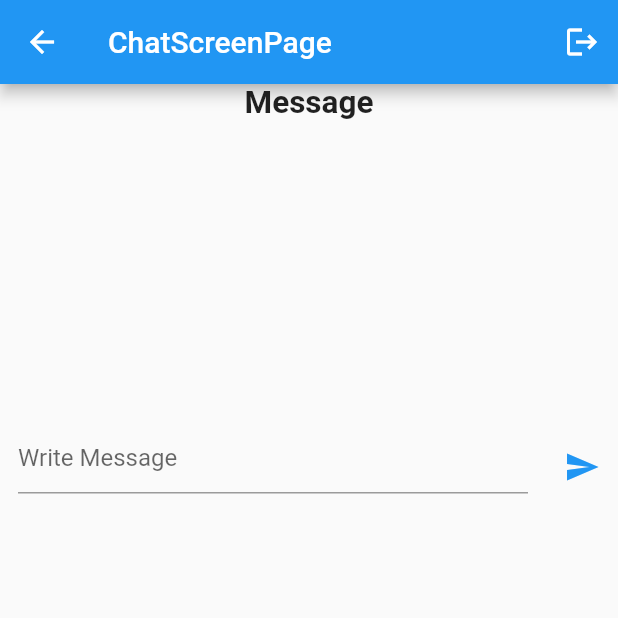
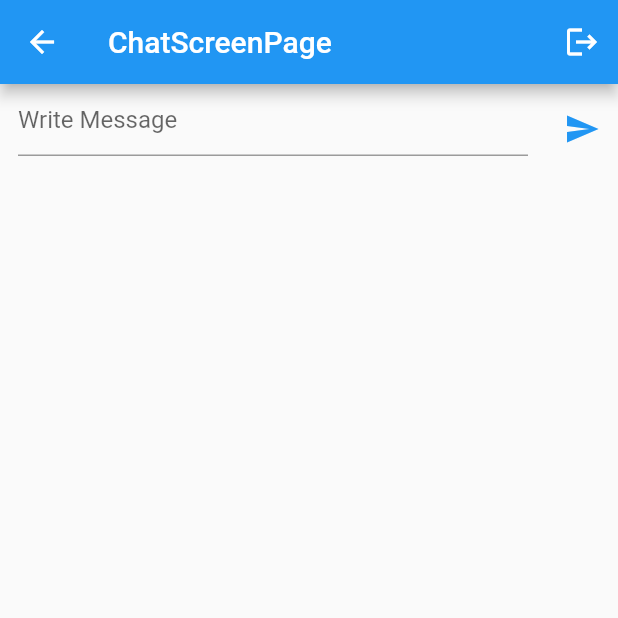
Before and after one commit to tayeb66/chatApp, a Flutter app: the ChatScreenPage screen opened directly, on a phone screen of 412 x 824 dp, the top half of it. Run offline on Flutter 3.47's test engine with Material 2 defaults, Android fonts, the phone set to English and light mode, and no system bars; our stand-ins replace cloud_firestore, firebase_auth, firebase_core, google_sign_in, shared_preferences; accounts and stored records are empty.

Commit message:
last commit

```diff
--- a/lib/chatScreen_page.dart
+++ b/lib/chatScreen_page.dart
@@ -48,20 +48,20 @@ class _ChatScreenPageState extends State<ChatScreenPage> {
         ],
       ),
       body: SingleChildScrollView(
-        scrollDirection: Axis.vertical,
         child: Column(
           mainAxisAlignment: MainAxisAlignment.spaceBetween,
+          crossAxisAlignment: CrossAxisAlignment.stretch,
           children: [
+            // Text(
+            //   'Message',
+            //   textScaleFactor: 1.5,
+            //   style: TextStyle(fontWeight: FontWeight.bold),
+            // ),
+            // SizedBox(height: 200,),
             Container(
-              alignment: Alignment.center,
-              child: Text(
-                'Message',
-                textScaleFactor: 1.5,
-                style: TextStyle(fontWeight: FontWeight.bold),
-              ),
-            ),
-            SizedBox(height: 200,),
-            ShowMessagePage(),
+                child: SingleChildScrollView(
+                  scrollDirection: Axis.vertical,
+                    child: ShowMessagePage())),
             Row(
               children: [
                 Expanded(
--- a/lib/showMessage.dart
+++ b/lib/showMessage.dart
@@ -19,6 +19,7 @@ class ShowMessagePage extends StatelessWidget {
           );
         }
         return ListView.builder(
+          physics: ScrollPhysics(),
           shrinkWrap: true,
           primary: true,
           itemCount: snapshot.data!.docs.length,
```
